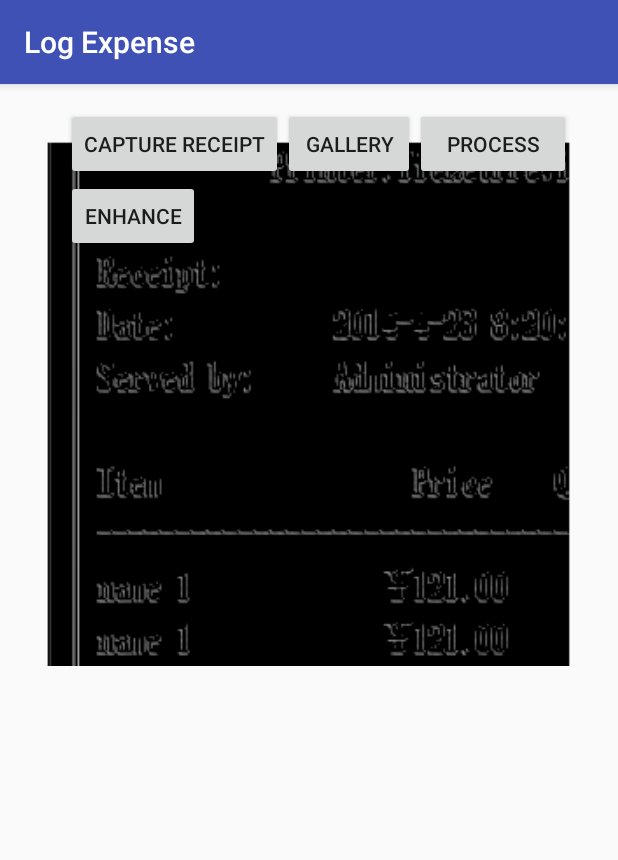
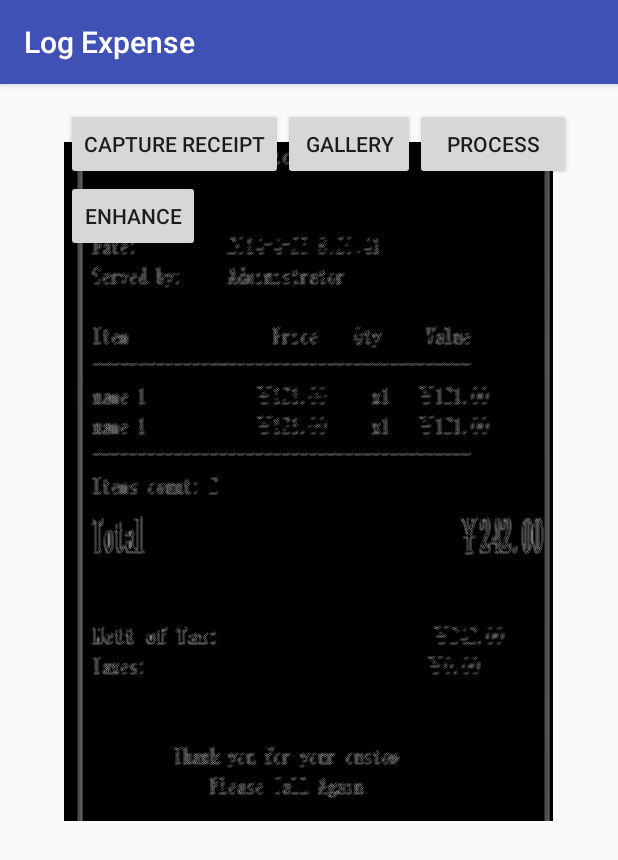
Before and after one commit to Hilora/ExpTrack, an Android app: the CaptureImageActivity screen opened directly, with no data from a screen before it, after a tap on "ENHANCE", on a phone screen of 412 x 824 dp. Shown: the top 860 px of the screen. Run offline under Robolectric (Android 15) with nearby library versions, the phone set to English and light mode, and no system bars; libraries missing offline, so code that uses them is left out: android.support.v7, com.algorithmia, com.algorithmia.algo, com.googlecode.tesseract; pictures from the network do not load; 2 statements that could not run were skipped; 1 other tap on this screen came first.

Commit message:
Color matrix

```diff
--- a/SimpleTesseractExample-master/app/src/main/java/com/imperialsoupgmail/tesseractexample/CaptureImageActivity.java
+++ b/SimpleTesseractExample-master/app/src/main/java/com/imperialsoupgmail/tesseractexample/CaptureImageActivity.java
@@ -98,12 +98,12 @@ public class CaptureImageActivity extends AppCompatActivity {
             public void onClick(View v){
                 try{
                     System.out.println("Enhancing Image...");
-                   // imageBitmap = setGrayscale(imageBitmap);
-                   // imageBitmap = setGrayscale(imageBitmap);
+                    imageBitmap = setGrayscale(imageBitmap);
+                    imageBitmap = setGrayscale(imageBitmap);
                     //imageBitmap = removeNoise(imageBitmap);
 
-                    imageBitmap = generateEdgeImage(imageBitmap,300,300);
-
+                    imageBitmap = generateEdgeImage(imageBitmap,imageBitmap.getWidth(),imageBitmap.getHeight());
+                    imageBitmap = sharpen(imageBitmap,1.0);
                     result.setImageBitmap(imageBitmap);
                 }catch(Exception e){
                     e.printStackTrace();
@@ -664,7 +664,17 @@ public class CaptureImageActivity extends AppCompatActivity {
 
     }
 
-
+    public static Bitmap sharpen(Bitmap src, double weight) {
+        double[][] SharpConfig = new double[][] {
+                { 0 , -2    , 0  },
+                { -2, weight, -2 },
+                { 0 , -2    , 0  }
+        };
+        ConvolutionMatrix convMatrix = new ConvolutionMatrix(3);
+        convMatrix.applyConfig(SharpConfig);
+        convMatrix.Factor = weight - 8;
+        return ConvolutionMatrix.computeConvolution3x3(src, convMatrix);
+    }
 
     public Bitmap rotateImage(Bitmap source, float angle) {
         Matrix matrix = new Matrix();
--- /dev/null
+++ b/SimpleTesseractExample-master/app/src/main/java/com/imperialsoupgmail/tesseractexample/ConvolutionMatrix.java
@@ -0,0 +1,92 @@
+package com.imperialsoupgmail.tesseractexample;
+
+
+        import android.graphics.Bitmap;
+        import android.graphics.Color;
+
+public class ConvolutionMatrix
+{
+    public static final int SIZE = 3;
+
+    public double[][] Matrix;
+    public double Factor = 1;
+    public double Offset = 1;
+
+    public ConvolutionMatrix(int size) {
+        Matrix = new double[size][size];
+    }
+
+    public void setAll(double value) {
+        for (int x = 0; x < SIZE; ++x) {
+            for (int y = 0; y < SIZE; ++y) {
+                Matrix[x][y] = value;
+            }
+        }
+    }
+
+    public void applyConfig(double[][] config) {
+        for(int x = 0; x < SIZE; ++x) {
+            for(int y = 0; y < SIZE; ++y) {
+                Matrix[x][y] = config[x][y];
+            }
+        }
+    }
+
+    public static Bitmap computeConvolution3x3(Bitmap src, ConvolutionMatrix matrix) {
+        int width = src.getWidth();
+        int height = src.getHeight();
+        Bitmap result = Bitmap.createBitmap(width, height, src.getConfig());
+
+        int A, R, G, B;
+        int sumR, sumG, sumB;
+        int[][] pixels = new int[SIZE][SIZE];
+
+        for(int y = 0; y < height - 2; ++y) {
+            for(int x = 0; x < width - 2; ++x) {
+
+                // get pixel matrix
+                for(int i = 0; i < SIZE; ++i) {
+                    for(int j = 0; j < SIZE; ++j) {
+                        pixels[i][j] = src.getPixel(x + i, y + j);
+                    }
+                }
+
+                // get alpha of center pixel
+                A = Color.alpha(pixels[1][1]);
+
+                // init color sum
+                sumR = sumG = sumB = 0;
+
+                // get sum of RGB on matrix
+                for(int i = 0; i < SIZE; ++i) {
+                    for(int j = 0; j < SIZE; ++j) {
+                        sumR += (Color.red(pixels[i][j]) * matrix.Matrix[i][j]);
+                        sumG += (Color.green(pixels[i][j]) * matrix.Matrix[i][j]);
+                        sumB += (Color.blue(pixels[i][j]) * matrix.Matrix[i][j]);
+                    }
+                }
+
+                // get final Red
+                R = (int)(sumR / matrix.Factor + matrix.Offset);
+                if(R < 0) { R = 0; }
+                else if(R > 255) { R = 255; }
+
+                // get final Green
+                G = (int)(sumG / matrix.Factor + matrix.Offset);
+                if(G < 0) { G = 0; }
+                else if(G > 255) { G = 255; }
+
+                // get final Blue
+                B = (int)(sumB / matrix.Factor + matrix.Offset);
+                if(B < 0) { B = 0; }
+                else if(B > 255) { B = 255; }
+
+                // apply new pixel
+                result.setPixel(x + 1, y + 1, Color.argb(A, R, G, B));
+            }
+        }
+
+        // final image
+        return result;
+    }
+}
```
